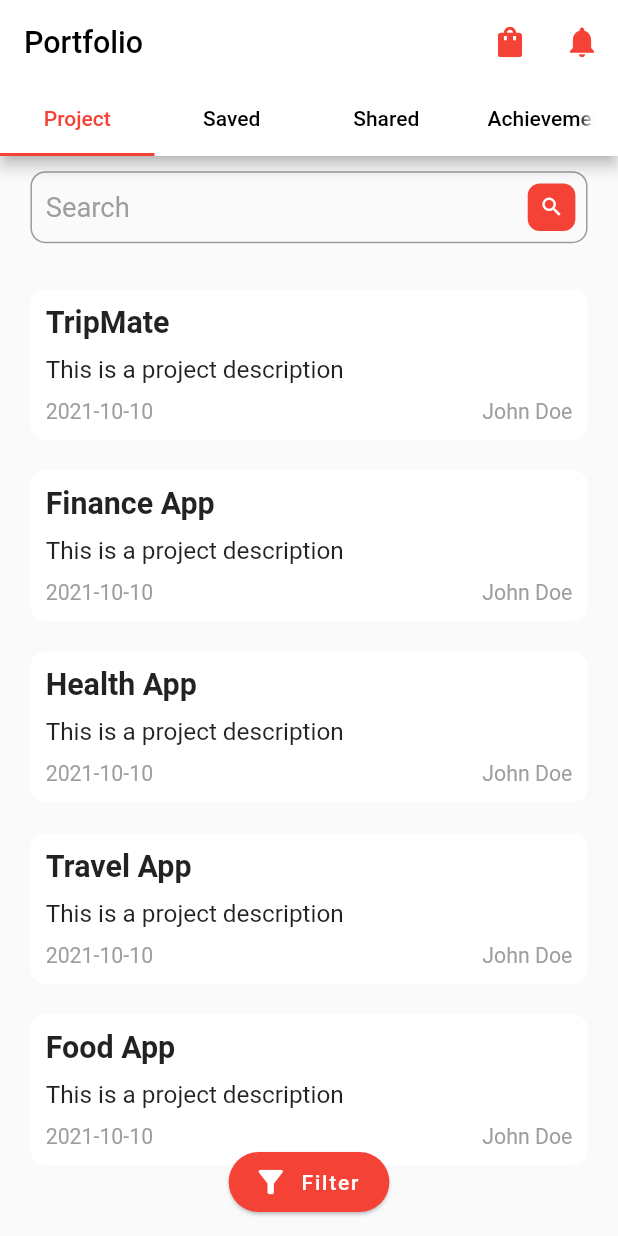
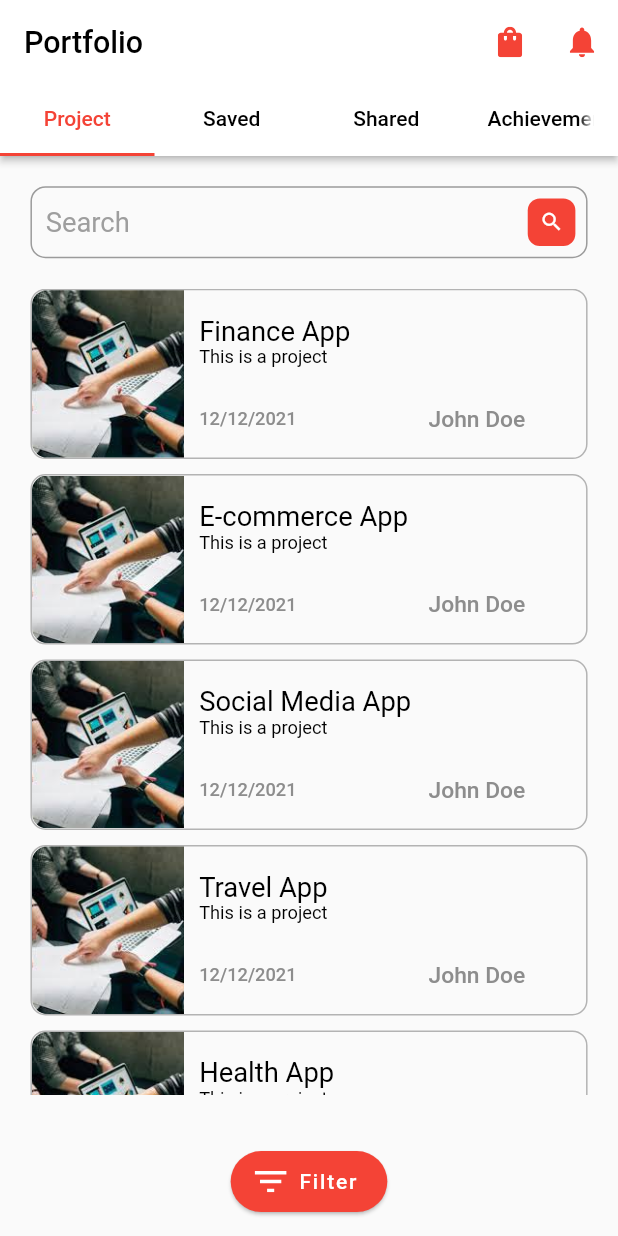
Before and after one commit to RJ2607/portfolio_task, a Flutter app: the PortfolioView screen opened directly, on a phone screen of 412 x 824 dp. Run offline on Flutter 3.47's test engine with Material 2 defaults, Android fonts, the phone set to English and light mode, and no system bars; drawn by our look-alikes of smooth_corner; our stand-ins replace flutter_screenutil, flutter_svg, get.

Commit message:
Add Filter icon, update dependencies, and refactor PortfolioView to use GetX for state management

```diff
--- a/lib/dummyData.dart
+++ b/lib/dummyData.dart
@@ -1,44 +1,60 @@
 class DummyData {
+  final String projectTitle;
+  final String description;
+  final String date;
+  final String image;
+  final String owner;
 
+  const DummyData({
+    required this.projectTitle,
+    required this.description,
+    required this.date,
+    required this.image,
+    required this.owner,
+  });
+}
 
-
-
-
-  List<Map<String, dynamic>> dummyData = [
-    {
-      'project title': 'TripMate',
-      'project description': 'This is a project description',
-      'image': 'assets/images/image.png',
-      'date': '2021-10-10',
-      'Owner': 'John Doe',
-    },
-    {
-      'project title': 'Finance App',
-      'project description': 'This is a project description',
-      'image': 'assets/images/image.png',
-      'date': '2021-10-10',
-      'Owner': 'John Doe',
-    },
-    {
-      'project title': 'Health App',
-      'project description': 'This is a project description',
-      'image': 'assets/images/image.png',
-      'date': '2021-10-10',
-      'Owner': 'John Doe',
-    },
-    {
-      'project title': 'Travel App',
-      'project description': 'This is a project description',
-      'image': 'assets/images/image.png',
-      'date': '2021-10-10',
-      'Owner': 'John Doe',
-    },
-    {
-      'project title': 'Food App',
-      'project description': 'This is a project description',
-      'image': 'assets/images/image.png',
-      'date': '2021-10-10',
-      'Owner': 'John Doe',
-    },
-  ];
-}
+const dummyData = [
+  DummyData(
+    projectTitle: 'Finance App',
+    description: 'This is a project',
+    date: '12/12/2021',
+    image: 'assets/images/image.png',
+    owner: 'John Doe',
+  ),
+  DummyData(
+    projectTitle: 'E-commerce App',
+    description: 'This is a project',
+    date: '12/12/2021',
+    image: 'assets/images/image.png',
+    owner: 'John Doe',
+  ),
+  DummyData(
+    projectTitle: 'Social Media App',
+    description: 'This is a project',
+    date: '12/12/2021',
+    image: 'assets/images/image.png',
+    owner: 'John Doe',
+  ),
+  DummyData(
+    projectTitle: 'Travel App',
+    description: 'This is a project',
+    date: '12/12/2021',
+    image: 'assets/images/image.png',
+    owner: 'John Doe',
+  ),
+  DummyData(
+    projectTitle: 'Health App',
+    description: 'This is a project',
+    date: '12/12/2021',
+    image: 'assets/images/image.png',
+    owner: 'John Doe',
+  ),
+  DummyData(
+    projectTitle: 'Education App',
+    description: 'This is a project',
+    date: '12/12/2021',
+    image: 'assets/images/image.png',
+    owner: 'John Doe',
+  ),
+];
--- a/lib/main.dart
+++ b/lib/main.dart
@@ -1,8 +1,7 @@
 import 'package:flutter/material.dart';
 import 'package:flutter_screenutil/flutter_screenutil.dart';
+import 'package:get/get_navigation/get_navigation.dart';
 import 'package:portfolio_task/navBarMenu.dart';
-
-import 'views/portfolio/portfolioView.dart';
 
 void main() {
   runApp(const MyApp());
@@ -17,7 +16,7 @@ class MyApp extends StatelessWidget {
         designSize: Size(375, 812),
         splitScreenMode: true,
         minTextAdapt: true,
-        builder: (context, child) => MaterialApp(
+        builder: (context, child) => GetMaterialApp(
           title: 'TripMate',
           theme: ThemeData.light(),
           home: child,
--- a/lib/views/portfolio/portfolioView.dart
+++ b/lib/views/portfolio/portfolioView.dart
@@ -1,20 +1,55 @@
 import 'package:flutter/material.dart';
 import 'package:flutter_screenutil/flutter_screenutil.dart';
-import 'package:flutter_svg/svg.dart';
-import 'package:portfolio_task/views/portfolio/view/projectview.dart';
+import 'package:flutter_svg/flutter_svg.dart';
+import 'package:get/get.dart';
 
-class PortfolioView extends StatelessWidget {
+import 'view/projectView.dart';
+
+class PortfolioView extends StatefulWidget {
   PortfolioView({super.key});
 
-  TabController? controller;
+  @override
+  State<PortfolioView> createState() => _PortfolioViewState();
+}
+
+class _PortfolioViewState extends State<PortfolioView>
+    with SingleTickerProviderStateMixin {
+  late MyTab myTab;
+
+  @override
+  void initState() {
+    super.initState();
+    myTab = Get.put(MyTab());
+    myTab.initController(
+        this); // Initialize TabController with vsync from this state
+  }
+
+  @override
+  void dispose() {
+    myTab.onClose(); // Ensure controller is properly disposed
+    super.dispose();
+  }
 
   @override
   Widget build(BuildContext context) {
-    return DefaultTabController(
-      initialIndex: 0,
-      length: 4,
-      child: Scaffold(
+    return Scaffold(
+      floatingActionButtonLocation: FloatingActionButtonLocation.centerFloat,
+      floatingActionButton: SizedBox(
+        height: 40.h,
+        child: FloatingActionButton.extended(
+          elevation: 1,
+          backgroundColor: Colors.red,
+          onPressed: () {},
+          label: Text('Filter'),
+          icon: SvgPicture.asset(
+            'assets/images/Filter.svg',
+            color: Colors.white,
+            height: 14.h,
+          ),
+        ),
+      ),
       appBar: AppBar(
+        elevation: 2.h,
         backgroundColor: Colors.white,
         actions: [
           IconButton(
@@ -22,7 +57,7 @@ class PortfolioView extends StatelessWidget {
             icon: SvgPicture.asset(
               'assets/images/ShoppingBag.svg',
               color: Colors.red,
-                height: 20.0.r,
+              height: 20.0.h,
             ),
           ),
           IconButton(
@@ -30,39 +65,30 @@ class PortfolioView extends StatelessWidget {
             icon: SvgPicture.asset(
               'assets/images/Notification.svg',
               color: Colors.red,
-                height: 20.0.r,
+              height: 20.0.h,
             ),
           ),
         ],
         bottom: TabBar(
+          controller: myTab.controller,
           labelColor: Colors.red,
           unselectedLabelColor: Colors.black,
           indicatorColor: Colors.red,
-            tabs: [
-              Tab(
-                text: 'Project',
-              ),
-              Tab(
-                text: 'Saved',
-              ),
-              Tab(
-                text: 'Shared',
-              ),
-              Tab(
-                text: 'Achievement',
-              ),
-            ],
+          tabs: myTab.tabs,
         ),
         title: Text(
           'Portfolio',
           style: TextStyle(
-              fontSize: 20.0.r,
+            fontSize: 20.0.sp,
             fontWeight: FontWeight.w500,
             color: Colors.black,
           ),
         ),
       ),
-        body: TabBarView(
+      body: Padding(
+        padding: const EdgeInsets.only(top: 10),
+        child: TabBarView(
+          controller: myTab.controller,
           children: [
             ProjectView(),
             Container(),
@@ -74,3 +100,24 @@ class PortfolioView extends StatelessWidget {
     );
   }
 }
+
+class MyTab extends GetxController {
+  late TabController controller;
+
+  final List<Tab> tabs = [
+    Tab(text: 'Project'),
+    Tab(text: 'Saved'),
+    Tab(text: 'Shared'),
+    Tab(text: 'Achievement'),
+  ];
+
+  void initController(TickerProvider vsync) {
+    controller = TabController(length: tabs.length, vsync: vsync);
+  }
+
+  @override
+  void onClose() {
+    controller.dispose();
+    super.onClose();
+  }
+}
--- a/lib/views/portfolio/view/projectView.dart
+++ b/lib/views/portfolio/view/projectView.dart
@@ -2,6 +2,7 @@ import 'dart:developer';
 
 import 'package:flutter/material.dart';
 import 'package:flutter_screenutil/flutter_screenutil.dart';
+import 'package:get/get.dart';
 import 'package:portfolio_task/dummyData.dart';
 import 'package:smooth_corner/smooth_corner.dart';
 
@@ -13,20 +14,16 @@ class ProjectView extends StatefulWidget {
 }
 
 class _ProjectViewState extends State<ProjectView> {
-  @override
-  Widget build(BuildContext context) {
   TextEditingController _searchController = TextEditingController();
   ScrollController _scrollController = ScrollController();
-    DummyData data = DummyData();
 
-    List<Map<String, dynamic>> _allLogList = data.dummyData;
-
-    List<Map<String, dynamic>> _filteredList = [];
+  final RxList<DummyData> _allDataList = dummyData.obs;
+  final RxList<DummyData> _filteredDataList = <DummyData>[].obs;
 
   @override
   void initState() {
-      _filteredList = _allLogList;
     super.initState();
+    _filteredDataList.assignAll(_allDataList);
   }
 
   @override
@@ -35,40 +32,33 @@ class _ProjectViewState extends State<ProjectView> {
     super.dispose();
   }
 
-    void _filterLogListBySearchText(String searchText) {
-      setState(() {
-        _filteredList = _allLogList
-            .where((element) => element['project title']
-                .toString()
-                .toLowerCase()
-                .contains(searchText.toLowerCase()))
-            .toList();
-      });
+  void _filterDataListBySearchText(String searchText) {
+    if (searchText.isEmpty) {
+      _filteredDataList.assignAll(_allDataList);
+    } else {
+      final suggestion = _allDataList.where((element) {
+        final title = element.projectTitle.toLowerCase();
+        final input = searchText.toLowerCase();
+        return title.contains(input);
+      }).toList();
+
+      _filteredDataList.assignAll(suggestion);
     }
 
+    log(_filteredDataList.length.toString());
+  }
+
+  @override
+  Widget build(BuildContext context) {
     return Scaffold(
-        floatingActionButtonLocation: FloatingActionButtonLocation.centerFloat,
-        floatingActionButton: SizedBox(
-          height: 40,
-          child: FloatingActionButton.extended(
-            elevation: 1,
-            backgroundColor: Colors.red,
-            onPressed: () {
-              log(_allLogList[1]['project title']);
-            },
-            label: Text('Filter'),
-            icon: Icon(Icons.filter_alt),
-          ),
-        ),
       body: Padding(
-          padding: EdgeInsets.symmetric(
-            horizontal: 20,
-            vertical: 10,
-          ).r,
+        padding: EdgeInsets.symmetric(horizontal: 20, vertical: 10).r,
+        child: SingleChildScrollView(
+          scrollDirection: Axis.vertical,
           child: Column(
-            children: [
+            children: <Widget>[
               TextField(
-                cursorHeight: 18,
+                controller: _searchController,
                 style: TextStyle(
                   fontSize: 18.sp,
                 ),
@@ -88,101 +78,124 @@ class _ProjectViewState extends State<ProjectView> {
                     padding: EdgeInsets.all(8.0).r,
                     child: GestureDetector(
                       onTap: () {
-                        _searchController.text = "";
-                        _filterLogListBySearchText("");
+                        _filterDataListBySearchText(_searchController.text);
                       },
                       child: SmoothContainer(
                         borderRadius: BorderRadius.circular(8),
-                        height: 25,
-                        width: 25,
+                        height: 25.h,
+                        width: 25.h,
                         color: Colors.red,
                         child: Icon(
                           Icons.search,
                           color: Colors.white,
-                          size: 16.sp,
+                          size: 16.h,
                         ),
                       ),
                     ),
                   ),
                 ),
-                onChanged: (value) => _filterLogListBySearchText(value),
-                onSubmitted: (value) => _filterLogListBySearchText(value),
+                onChanged: _filterDataListBySearchText,
+                onSubmitted: _filterDataListBySearchText,
               ),
               SizedBox(
-                height: 20.r,
+                height: 20.h,
               ),
-              SingleChildScrollView(
-                scrollDirection: Axis.vertical,
-                child: Column(
-                  children: [
-                    ListView.builder(
+              Obx(
+                () => SizedBox(
+                  height: 530.h,
+                  child: ListView.builder(
                     physics: const AlwaysScrollableScrollPhysics(),
                     controller: _scrollController,
-                      itemCount: _allLogList.length,
-                      shrinkWrap: true,
-                      padding: const EdgeInsets.only(bottom: 10),
-                      itemBuilder: (BuildContext context, int index) {
-                        return Padding(
-                          padding: EdgeInsets.symmetric(
-                            vertical: 10,
-                          ).r,
-                          child: SmoothContainer(
-                            padding: EdgeInsets.all(10).r,
+                    itemCount: _filteredDataList.length,
+                    itemBuilder: (context, index) {
+                      final data = _filteredDataList[index];
+                      return Container(
+                        width: double.infinity,
+                        margin: EdgeInsets.only(bottom: 10),
+                        decoration: BoxDecoration(
                             borderRadius: BorderRadius.circular(10),
-                            color: Colors.white,
+                            border: Border.all(
+                                color: Color.fromARGB(255, 179, 179, 179))),
+                        child: Row(
+                          children: [
+                            Container(
+                              width: 100.h,
+                              height: 110.h,
+                              decoration: BoxDecoration(
+                                borderRadius: BorderRadius.only(
+                                  topLeft: Radius.circular(10).r,
+                                  bottomLeft: Radius.circular(10).r,
+                                ),
+                                image: DecorationImage(
+                                  image: AssetImage(data.image),
+                                  fit: BoxFit.cover,
+                                ),
+                              ),
+                            ),
+                            Padding(
+                              padding: const EdgeInsets.all(10.0),
                               child: Column(
+                                // mainAxisAlignment: MainAxisAlignment.spaceBetween,
                                 crossAxisAlignment: CrossAxisAlignment.start,
                                 children: [
                                   Text(
-                                  _allLogList[index]['project title'],
+                                    data.projectTitle,
                                     style: TextStyle(
-                                    fontSize: 20.sp,
-                                    fontWeight: FontWeight.bold,
+                                      fontSize: 18.sp,
+                                      color: Colors.black,
+                                    ),
+                                  ),
+                                  Text(
+                                    data.description,
+                                    style: TextStyle(
+                                      fontSize: 12.sp,
+                                      color: Colors.black,
                                     ),
                                   ),
                                   SizedBox(
-                                  height: 10.r,
-                                ),
-                                Text(
-                                  _allLogList[index]['project description'],
-                                  style: TextStyle(
-                                    fontSize: 16.sp,
-                                  ),
-                                ),
-                                SizedBox(
-                                  height: 10.r,
+                                    height: 25.h,
                                   ),
                                   Row(
                                     mainAxisAlignment:
                                         MainAxisAlignment.spaceBetween,
                                     children: [
                                       Text(
-                                      _allLogList[index]['date'],
+                                        data.date,
                                         style: TextStyle(
-                                        fontSize: 14.sp,
-                                        color: Colors.grey,
+                                          fontSize: 12.sp,
+                                          fontWeight: FontWeight.w500,
+                                          color: Color.fromARGB(
+                                              255, 141, 141, 141),
                                         ),
                                       ),
+                                      SizedBox(
+                                        width: 80.w,
+                                      ),
                                       Text(
-                                      _allLogList[index]['Owner'],
+                                        data.owner,
                                         style: TextStyle(
-                                        fontSize: 14.sp,
-                                        color: Colors.grey,
+                                          fontSize: 15.sp,
+                                          fontWeight: FontWeight.w500,
+                                          color: Color.fromARGB(
+                                              255, 141, 141, 141),
+                                        ),
+                                      )
+                                    ],
+                                  )
+                                ],
+                              ),
+                            )
+                          ],
+                        ),
+                      );
+                    },
+                  ),
                 ),
               ),
             ],
           ),
-                              ],
         ),
       ),
     );
-                      },
-                    ),
-                  ],
-                ),
-              ),
-            ],
-          ),
-        ));
   }
 }
--- a/pubspec.yaml
+++ b/pubspec.yaml
@@ -40,6 +40,7 @@ dependencies:
   flex_color_scheme: ^7.0.5
   google_fonts: ^4.0.4
   smooth_corner: ^1.1.0
+  get: ^4.6.5
 
 dev_dependencies:
   flutter_test:
@@ -72,6 +73,7 @@ flutter:
     - assets/images/Notification.svg
     - assets/images/ShoppingBag.svg
     - assets/images/image.png
+    - assets/images/Filter.svg
   #   - images/a_dot_ham.jpeg
 
   # An image asset can refer to one or more resolution-specific "variants", see
```
Also changed, not shown: lib/navBarMenu.dart (+43 -36 lines), assets/images/Filter.svg (added), pubspec.lock. Lines whose indentation alone changed are shown as unchanged.
